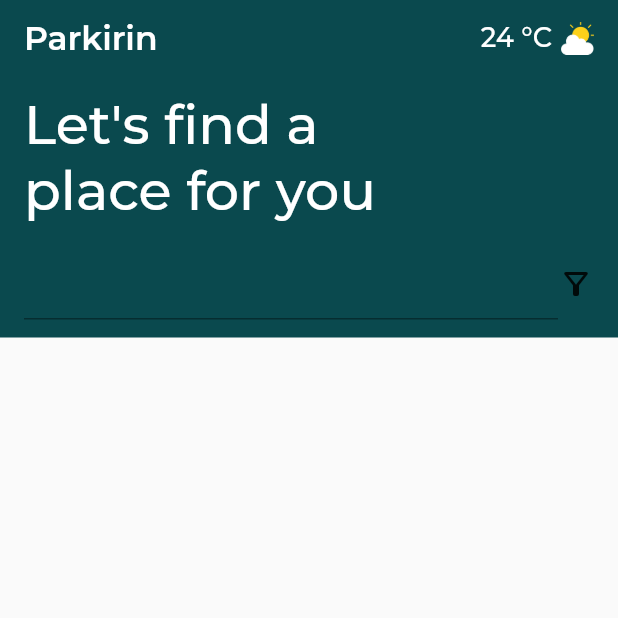
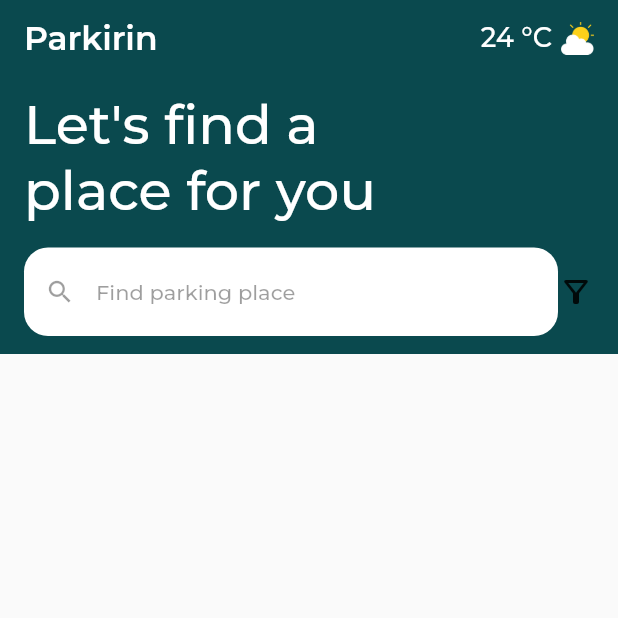
Before and after one commit to cparragatorres/flutter_codigo5_ui, a Flutter app: the screen it shows after launch, on a phone screen of 412 x 824 dp, the top half of it. Run offline on Flutter 3.47's test engine with Material 2 defaults, Android fonts, the phone set to English and light mode, and no system bars; our stand-ins replace flutter_svg, google_fonts.

Commit message:
Parking 3

```diff
--- a/lib/pages/parking_page.dart
+++ b/lib/pages/parking_page.dart
@@ -70,11 +70,32 @@ class ParkingPage extends StatelessWidget {
                     Row(
                       children: [
                         Expanded(
-                          child: TextField(),
+                          child: TextField(
+                            decoration: InputDecoration(
+                              filled: true,
+                              fillColor: Colors.white,
+                              hintText: "Find parking place",
+                              hintStyle: GoogleFonts.montserrat(
+                                  color: Colors.black38,
+                                  fontSize: 14.0,
+                                  fontWeight: FontWeight.w500),
+                              prefixIcon: Icon(
+                                Icons.search,
+                                color: Colors.black38,
+                                size: 20.0,
+                              ),
+                              focusedBorder: OutlineInputBorder(
+                                borderRadius: BorderRadius.circular(16.0),
+                                borderSide: BorderSide.none,
+                              ),
+                              enabledBorder: OutlineInputBorder(
+                                borderRadius: BorderRadius.circular(16.0),
+                                borderSide: BorderSide.none,
+                              ),
+                            ),
+                          ),
                         ),
-                        Icon(
-                          Icons.filter_alt_outlined
-                        ),
+                        Icon(Icons.filter_alt_outlined),
                       ],
                     ),
                   ],
```
